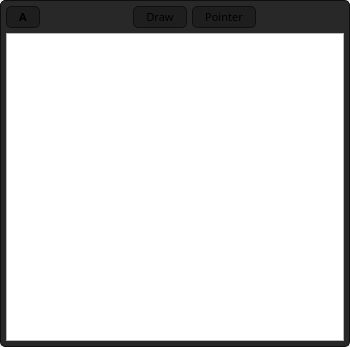
Old version of the form src/librarywidget.ui in the repository tom-23/Horizon.
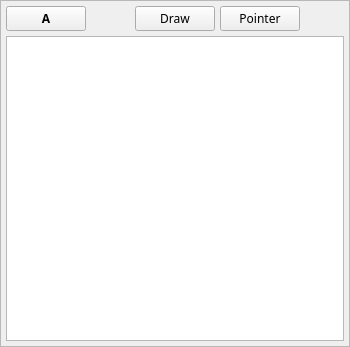
New version of the form.

Patch:
```diff
--- a/src/librarywidget.ui
+++ b/src/librarywidget.ui
@@ -26,21 +26,7 @@
    <string>Form</string>
   </property>
   <property name="styleSheet">
-   <string notr="true">#centralwidget {
-	border: 1px Solid #0f0f0f;	
-	border-radius: 5px;
-background-color: #282828;
-}
-
-QPushButton {
-	background-color: #1e1e1e;
-	border: 1px Solid #0f0f0f;	
-	border-radius: 5px;
-	padding: 2px;
-	padding-left: 12px;
-	padding-right: 12px;
-	font-size: 11px;
-}</string>
+   <string notr="true"/>
   </property>
   <layout class="QVBoxLayout" name="verticalLayout_2">
    <property name="spacing">
@@ -98,7 +84,6 @@
           <property name="font">
            <font>
             <family>SF Display</family>
-            <pointsize>-1</pointsize>
             <weight>75</weight>
             <bold>true</bold>
            </font>
@@ -129,7 +114,6 @@
           <property name="font">
            <font>
             <family>SF Display</family>
-            <pointsize>-1</pointsize>
             <weight>50</weight>
             <bold>false</bold>
            </font>
@@ -144,7 +128,6 @@
           <property name="font">
            <font>
             <family>SF Display</family>
-            <pointsize>-1</pointsize>
             <weight>50</weight>
             <bold>false</bold>
            </font>
```
Left out of the diff: 2 changed lines with no effect on the pictures.
